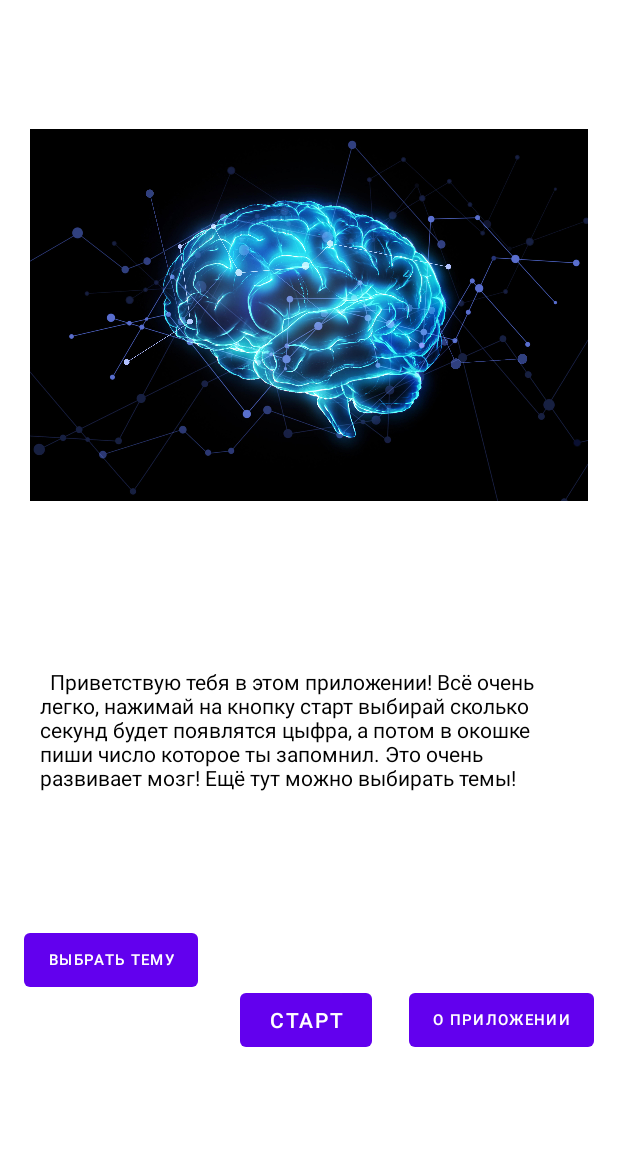
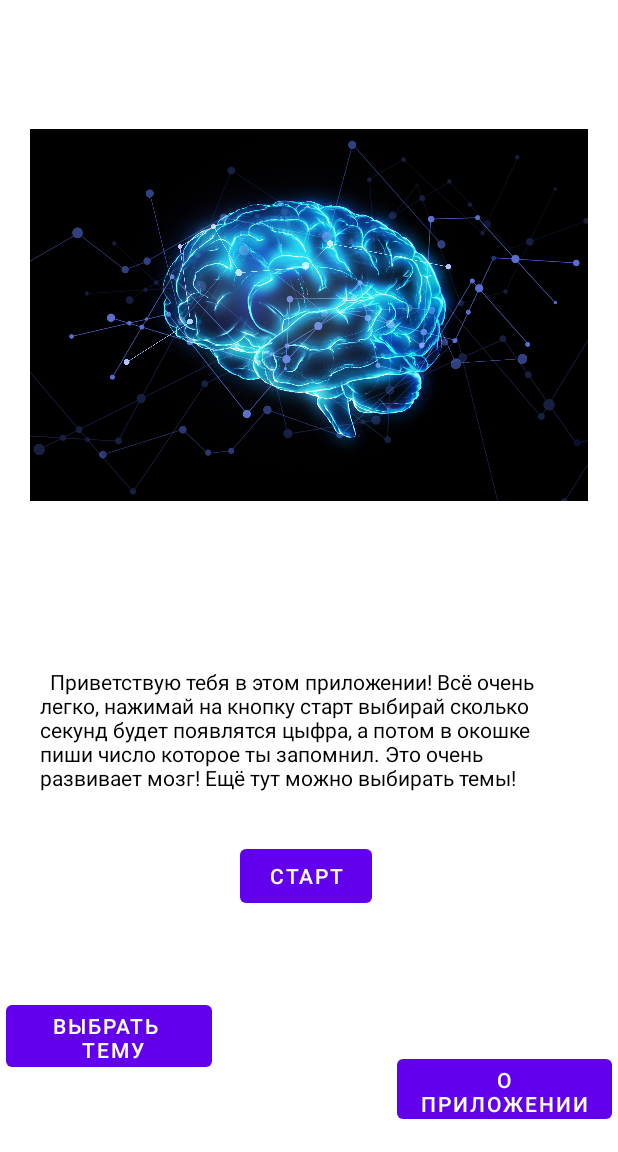
Before and after one commit to PrettyNastya/NumbersMemory, an Android app: the screen it shows after launch (MainActivity), on a phone screen of 412 x 824 dp, the part 84-1236 px from its top. Run offline under Robolectric (Android 15) with nearby library versions, the phone set to English and light mode, and no system bars.

Commit message:
поменяли местоположение кнопок, сделали максемальное значение секунд.

```diff
--- a/app/src/main/java/com/mestodushi/numbersmemory/ActivitySeconds.java
+++ b/app/src/main/java/com/mestodushi/numbersmemory/ActivitySeconds.java
@@ -9,6 +9,7 @@ import android.view.View;
 import android.widget.TextView;
 
 import androidx.appcompat.app.AppCompatActivity;
+
 import android.content.SharedPreferences;
 
 
@@ -44,7 +45,7 @@ public class ActivitySeconds extends AppCompatActivity {
 
         */
 
-        if (delay >= 1 ) {
+        if (delay >= 1) {
             delayValue = Integer.toString(delay / 1000);
             //Источник: https://java-blog.ru/osnovy/perevod-int-string-java
 
@@ -83,11 +84,13 @@ public class ActivitySeconds extends AppCompatActivity {
         }
 
 
-
     }
 
 
     public void onPlusButtonClick(View view) {
+
+        if (delay < 10000) {
+
             delay = delay + 1000;
 
             SharedPreferences.Editor editor = mSettings.edit();
@@ -97,6 +100,7 @@ public class ActivitySeconds extends AppCompatActivity {
             delayValue = Integer.toString(delay / 1000);
             delayForScreen.setText(delayValue);
         }
+    }
 
     public void FromActSecndsGoToActTem(View view) {
 
--- a/app/src/main/res/layout/activity_main.xml
+++ b/app/src/main/res/layout/activity_main.xml
@@ -24,24 +24,24 @@
 
     <Button
         android:id="@+id/button"
-        android:layout_width="116dp"
-        android:layout_height="wrap_content"
-        android:layout_marginStart="16dp"
-        android:layout_marginTop="616dp"
+        android:layout_width="137dp"
+        android:layout_height="53dp"
+        android:layout_marginStart="4dp"
+        android:layout_marginTop="664dp"
         android:onClick="onClickGoToThem"
-        android:text="выбрать тему"
-        android:textSize="10sp"
+        android:text="выбрать \n тему"
+        android:textSize="14sp"
         app:layout_constraintStart_toStartOf="parent"
         app:layout_constraintTop_toTopOf="parent" />
 
     <Button
         android:id="@+id/button2"
-        android:layout_width="wrap_content"
-        android:layout_height="wrap_content"
-        android:layout_marginEnd="16dp"
-        android:layout_marginBottom="64dp"
+        android:layout_width="143dp"
+        android:layout_height="52dp"
+        android:layout_marginEnd="4dp"
+        android:layout_marginBottom="16dp"
         android:text="о приложении"
-        android:textSize="10sp"
+        android:textSize="14sp"
         app:layout_constraintBottom_toBottomOf="parent"
         app:layout_constraintEnd_toEndOf="parent" />
 
@@ -50,12 +50,14 @@
         android:layout_width="wrap_content"
         android:layout_height="wrap_content"
         android:layout_marginStart="160dp"
-        android:layout_marginBottom="64dp"
+        android:layout_marginBottom="160dp"
         android:onClick="goToTrainingFromMaiCnlick"
         android:text="старт"
         android:textSize="14sp"
         app:layout_constraintBottom_toBottomOf="parent"
-        app:layout_constraintStart_toStartOf="parent" />
+        app:layout_constraintStart_toStartOf="parent"
+        app:layout_constraintTop_toBottomOf="@+id/textView"
+        app:layout_constraintVertical_bias="1.0" />
 
     <ImageView
         android:id="@+id/imageView"
--- a/app/src/main/res/values/dimens.xml
+++ b/app/src/main/res/values/dimens.xml
@@ -5,4 +5,6 @@
     <dimen name="number_pad_buttons_side_margin">28dp</dimen>
     <dimen name="text_view_show_side_margin">10dp</dimen>
 
+    <dimen name="vysota_knopok_navigacii_glavnogo_menu">10dp</dimen>
+
 </resources>
```
Lines whose indentation alone changed are shown as unchanged.
